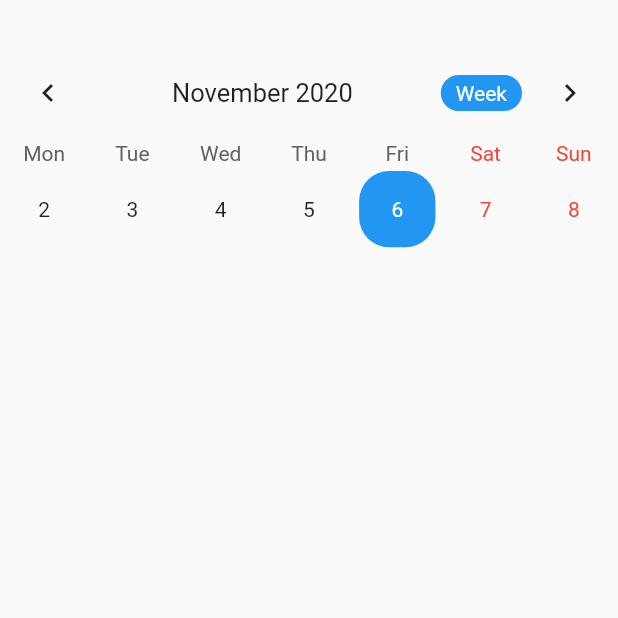
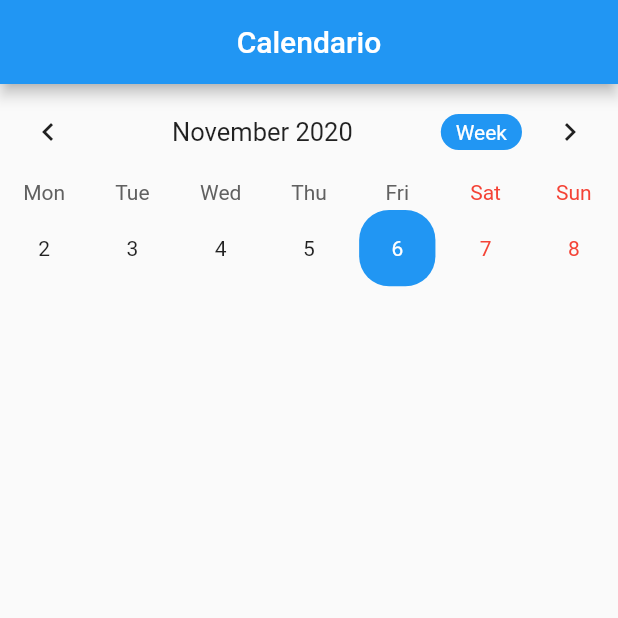
Before and after one commit to trionfettinico/pafp, a Flutter app: the CalendarioPage screen opened directly, on a phone screen of 412 x 824 dp, the top half of it. Run offline on Flutter 3.47's test engine with Material 2 defaults, Android fonts, the phone set to English and light mode, and no system bars; drawn by our look-alikes of table_calendar; our stand-ins replace cloud_firestore, firebase_auth, firebase_core; accounts and stored records are empty.

Commit message:
modifica layout

```diff
--- a/lib/allenatore/calendario.dart
+++ b/lib/allenatore/calendario.dart
@@ -21,8 +21,12 @@ class _CalendarioPageState extends State<CalendarioPage> {
   @override
   Widget build(BuildContext context) {
     return Scaffold(
+      appBar: AppBar(
+          centerTitle: true,
+          title: Text("Calendario"),
+          automaticallyImplyLeading: false // rimuove il pulsante di ritorno
+      ),
       body: SingleChildScrollView(
-        padding: EdgeInsets.symmetric(vertical: 30),
         child: Column(
           crossAxisAlignment: CrossAxisAlignment.start,
           children: <Widget>[
--- a/lib/allenatore/impostazioni.dart
+++ b/lib/allenatore/impostazioni.dart
@@ -11,7 +11,11 @@ class _ImpostazioniPageState extends State<ImpostazioniPage> {
   Widget build(BuildContext context)
   {
     return Scaffold(
-
+      appBar: AppBar(
+          centerTitle: true,
+          title: Text("Impostazioni"),
+          automaticallyImplyLeading: false // rimuove il pulsante di ritorno
+      ),
     );
   }
 }
--- a/lib/allenatore/note.dart
+++ b/lib/allenatore/note.dart
@@ -10,7 +10,11 @@ class _NotePageState extends State<NotePage> {
   @override
   Widget build(BuildContext context) {
     return Scaffold(
-
+      appBar: AppBar(
+          centerTitle: true,
+          title: Text("Note"),
+          automaticallyImplyLeading: false // rimuove il pulsante di ritorno
+      ),
     );
   }
 }
```
Also changed, not shown: lib/allenatore/lista_allievi.dart (+18 -1 lines).
